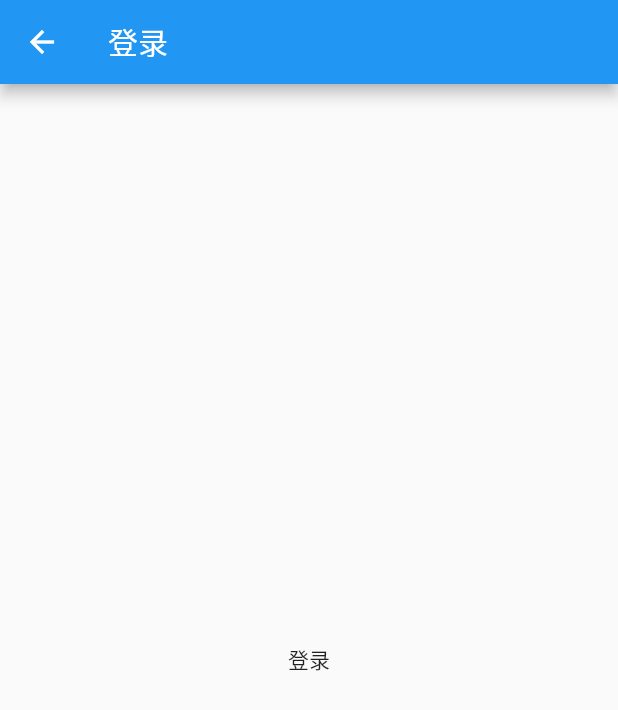
After one commit to xiaqingpeng/Fanshop, a Flutter app: the LoginView screen opened by its route, on a phone screen of 412 x 824 dp. The commit adds this screen. Shown: the top 710 px of the screen. Run offline on Flutter 3.47's test engine with Material 2 defaults, Android fonts, the light colour scheme and no system bars.

Commit message:
路由封装

```diff
--- /dev/null
+++ b/lib/routers/routers.dart
@@ -0,0 +1,6 @@
+import 'package:flutter/material.dart';
+import 'package:kuangxianjiaoapp/view/login_view.dart';
+
+Map<String, WidgetBuilder> routes = {
+  '/login': (BuildContext context) => const LoginView()
+};
--- /dev/null
+++ b/lib/view/login_view.dart
@@ -0,0 +1,22 @@
+import 'package:flutter/material.dart';
+
+class LoginView extends StatefulWidget {
+  const LoginView({Key? key}) : super(key: key);
+
+  @override
+  _LoginViewState createState() => _LoginViewState();
+}
+
+class _LoginViewState extends State<LoginView> {
+  @override
+  Widget build(BuildContext context) {
+    return Scaffold(
+      appBar: AppBar(
+        title: const Text('登录'),
+      ),
+      body: const Center(
+        child: Text('登录'),
+      ),
+    );
+  }
+}
```
Also changed, not shown: lib/main.dart (+13 -55 lines), pubspec.yaml (+28 -1 lines), pubspec.lock, 3 other files.
